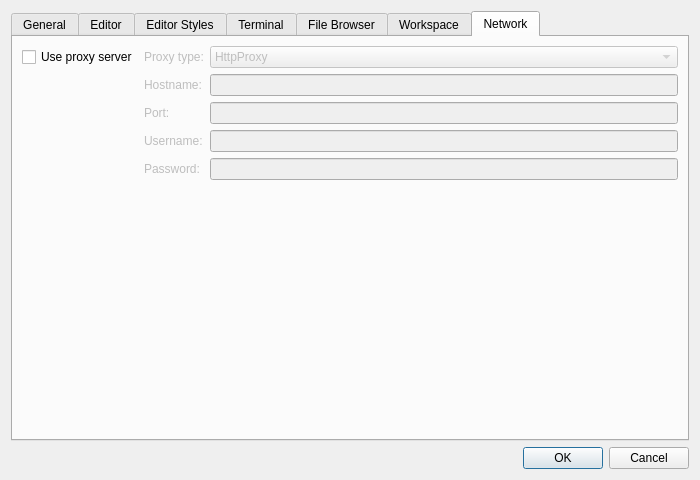
Above: libgui/src/settings-dialog.ui from ctaggart/octave before the change. Below: the same form after it.
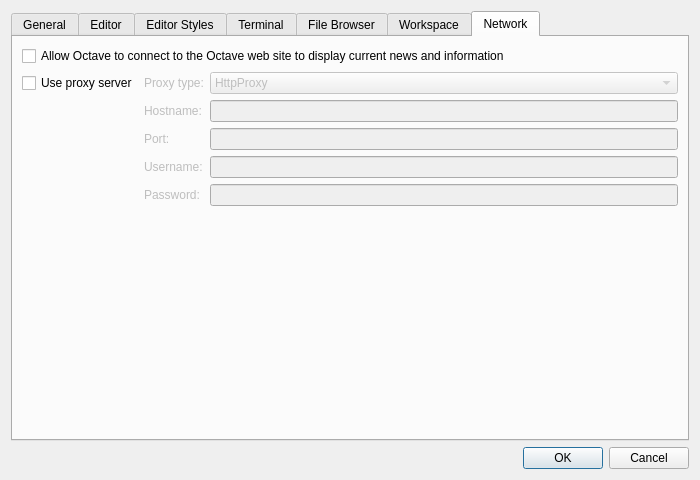
That is the form after the change. The open tabs and pages were chosen to show the change.

Commit message:
add preference for allowing connections to the octave web site
* settings-dialog.ui: add new checkbox
* settings-dialog.cc (constructor): initialize checkbox state from the settings;
  (write_changed_settings): write checkbox state to the settings

```diff
--- a/libgui/src/settings-dialog.ui
+++ b/libgui/src/settings-dialog.ui
@@ -1158,6 +1158,15 @@
       </attribute>
       <layout class="QVBoxLayout" name="verticalLayout_4">
        <item>
+        <layout class="QVBoxLayout" name="verticalLayout">
+         <item>
+          <widget class="QCheckBox" name="checkbox_allow_web_connect">
+           <property name="text">
+            <string>Allow Octave to connect to the Octave web site to display current news and information</string>
+           </property>
+          </widget>
+         </item>
+         <item>
         <layout class="QGridLayout" name="gridLayout_5">
          <item row="1" column="1">
           <widget class="QLabel" name="label_4">
@@ -1263,6 +1272,8 @@
             <enum>QLineEdit::Password</enum>
            </property>
           </widget>
+           </item>
+          </layout>
          </item>
         </layout>
        </item>
```
Left out of the diff: 2 changed lines with no effect on the pictures. Lines whose indentation alone changed are shown as unchanged. The commit also changes 1 other file.
